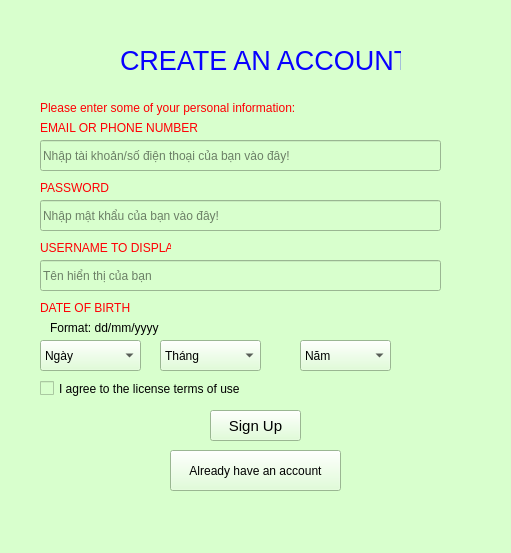
Qt form PTI/SPCK/GUI/dangky.ui (GreenSystemDuy08/TL-C4K-PTI01) before a commit.
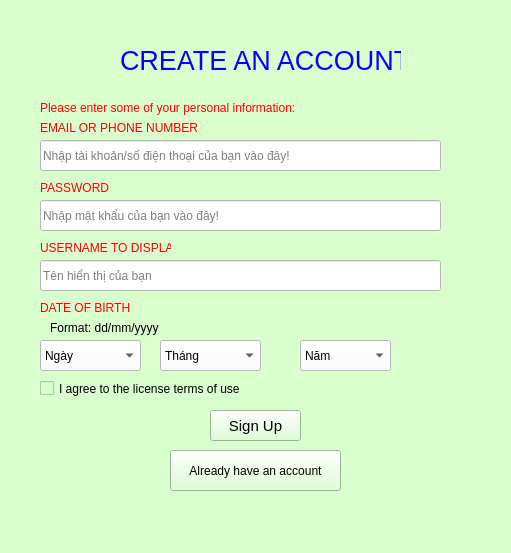
The same form after that commit.

Patch:
```diff
--- a/PTI/SPCK/GUI/dangky.ui
+++ b/PTI/SPCK/GUI/dangky.ui
@@ -63,6 +63,9 @@
       <height>31</height>
      </rect>
     </property>
+    <property name="styleSheet">
+     <string notr="true">background-color: rgb(255, 255, 255);</string>
+    </property>
     <property name="placeholderText">
      <string>Nhập tài khoản/số điện thoại của bạn vào đây!</string>
     </property>
@@ -92,6 +95,9 @@
       <height>31</height>
      </rect>
     </property>
+    <property name="styleSheet">
+     <string notr="true">background-color: rgb(255, 255, 255);</string>
+    </property>
     <property name="echoMode">
      <enum>QLineEdit::Password</enum>
     </property>
@@ -124,6 +130,9 @@
       <height>31</height>
      </rect>
     </property>
+    <property name="styleSheet">
+     <string notr="true">background-color: rgb(255, 255, 255);</string>
+    </property>
     <property name="placeholderText">
      <string>Tên hiển thị của bạn</string>
     </property>
@@ -153,6 +162,9 @@
       <height>31</height>
      </rect>
     </property>
+    <property name="styleSheet">
+     <string notr="true">background-color: rgb(255, 255, 255);</string>
+    </property>
     <item>
      <property name="text">
       <string>Tháng</string>
@@ -228,6 +240,9 @@
       <height>31</height>
      </rect>
     </property>
+    <property name="styleSheet">
+     <string notr="true">background-color: rgb(255, 255, 255);</string>
+    </property>
     <item>
      <property name="text">
       <string>Ngày</string>
@@ -398,6 +413,9 @@
       <height>31</height>
      </rect>
     </property>
+    <property name="styleSheet">
+     <string notr="true">background-color: rgb(255, 255, 255);</string>
+    </property>
     <item>
      <property name="text">
       <string>Năm</string>
```
